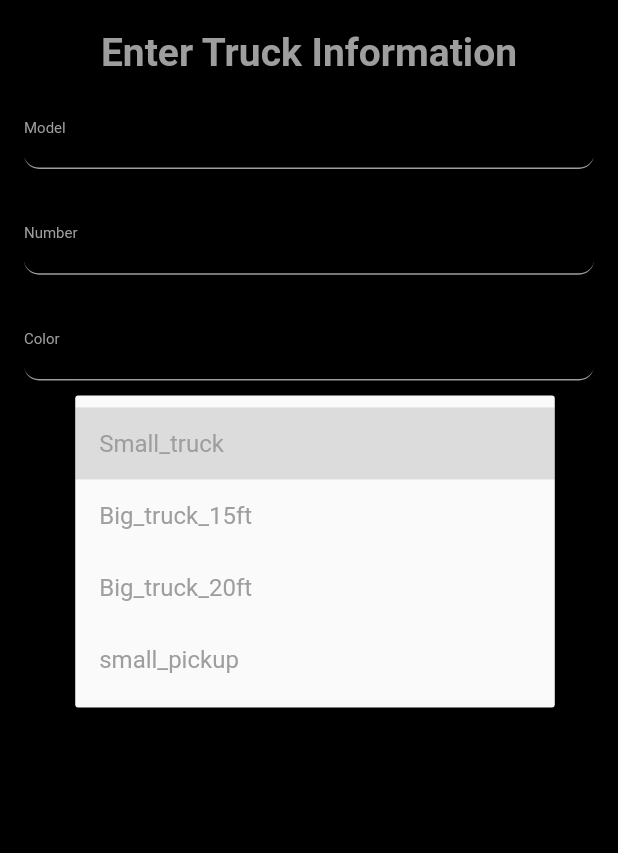
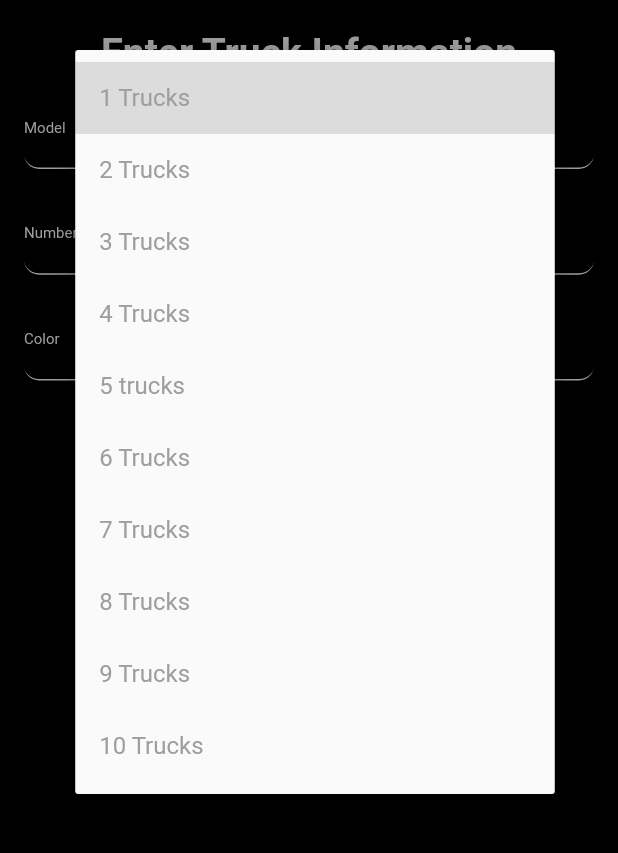
Before and after one commit to zayaanwaqar/logistic, a Flutter app: the Loader_info screen opened directly, after a tap on "Press to choose Truck category", on a phone screen of 412 x 824 dp, the part 370-1223 px from its top. Run offline on Flutter 3.47's test engine with Material 2 defaults, Android fonts, the phone set to English and light mode, and no system bars; our stand-ins replace firebase_auth, firebase_core, firebase_database, fluttertoast; accounts and stored records are empty.

Commit message:
LAtest merge

```diff
--- a/lib/Authentication/Loader_info.dart
+++ b/lib/Authentication/Loader_info.dart
@@ -18,10 +18,16 @@ class _Loader_infoState extends State<Loader_info> {
   //TextEditingController passwordtextEditingController = TextEditingController();
 
   List<String> truckTypeList = [
-    "Small_truck",
-    "Big_truck_15ft",
-    "Big_truck_20ft",
-    "small_pickup",
+    "1 Trucks",
+    "2 Trucks",
+    "3 Trucks",
+    "4 Trucks",
+    "5 trucks",
+    "6 Trucks",
+    "7 Trucks",
+    "8 Trucks",
+    "9 Trucks",
+    "10 Trucks",
   ];
   String? selectedTruckType;
 
@@ -129,7 +135,7 @@ class _Loader_infoState extends State<Loader_info> {
                 padding: const EdgeInsets.all(8.0),
                 child: TextField(
                   controller: colortextEditingController,
-                  keyboardType: TextInputType.phone,
+                  keyboardType: TextInputType.emailAddress,
                   style: TextStyle(color: Colors.grey),
                   decoration: InputDecoration(
                     hintText: "Enter Truck color",
--- a/lib/Authentication/login.dart
+++ b/lib/Authentication/login.dart
@@ -177,7 +177,7 @@ class _login_pageState extends State<login_page> {
                 children: [
                   Container(
                     child: Text(
-                      "Create Account",
+                      "Login Account",
                       style: TextStyle(
                         color: Colors.greenAccent,
                         fontSize: 20,
```
Also changed, not shown: lib/Authentication/signup.dart (+10 -3 lines), lib/mainscreens/main_screen.dart (+7 -2 lines), lib/tabpages/home.dart (+54 -10 lines).
